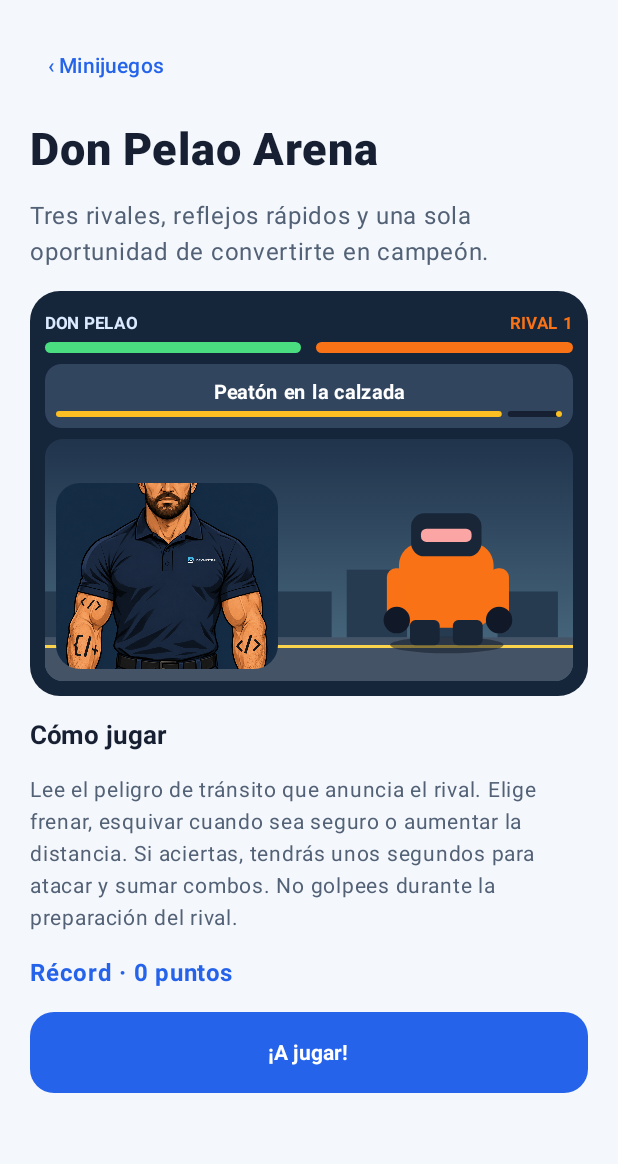
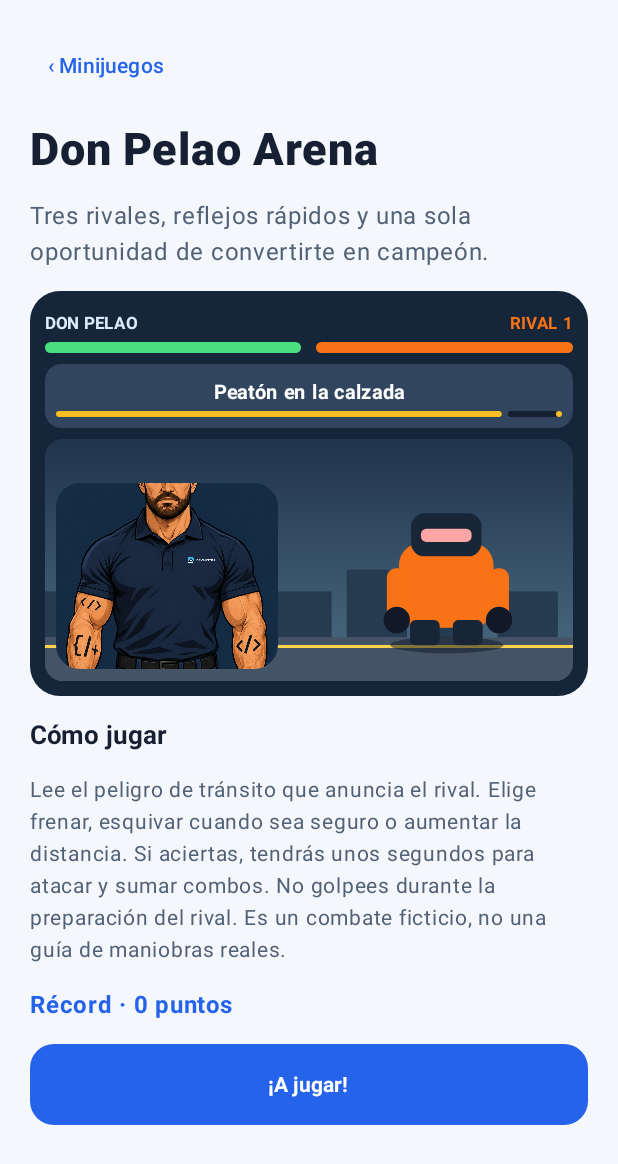
Before and after one commit to lastvyandy/VialApp, an Android app built with Jetpack Compose: the composable PelaoArenaScreen called with empty values, on a phone screen of 412 x 824 dp. Shown: the top 1164 px of the screen. Run offline under Robolectric (Android 15) with nearby library versions, the phone set to English and light mode, and no system bars.

Commit message:
polish arcade pause handling and reuse record identifiers

```diff
--- a/app/src/main/java/cl/vialapp/app/ui/games/arcade/ArcadeSession.kt
+++ b/app/src/main/java/cl/vialapp/app/ui/games/arcade/ArcadeSession.kt
@@ -125,11 +125,11 @@ internal fun <S : ArcadeFrame> ArcadeSession(
     }
 
     if (exitDialog) AlertDialog(
-        onDismissRequest = { exitDialog = false },
+        onDismissRequest = { exitDialog = false; paused = false },
         title = { Text("¿Abandonar partida?") },
         text = { Text("Esta partida no se guardará.") },
         confirmButton = { TextButton(onClick = onBack) { Text("Salir") } },
-        dismissButton = { TextButton(onClick = { exitDialog = false }) { Text("Seguir jugando") } }
+        dismissButton = { TextButton(onClick = { exitDialog = false; paused = false }) { Text("Seguir jugando") } }
     )
 
     when (phase) {
--- a/app/src/main/java/cl/vialapp/app/ui/games/arcade/AutoWorkshopScreen.kt
+++ b/app/src/main/java/cl/vialapp/app/ui/games/arcade/AutoWorkshopScreen.kt
@@ -20,13 +20,14 @@ import androidx.compose.ui.graphics.drawscope.scale
 import androidx.compose.ui.input.pointer.pointerInput
 import androidx.compose.ui.text.font.FontWeight
 import androidx.compose.ui.unit.dp
+import cl.vialapp.app.data.games.GameProgressStore
 import androidx.compose.ui.unit.sp
 import kotlin.math.hypot
 
 @Composable
 fun AutoWorkshopScreen(userKey: String, onBack: () -> Unit) {
     ArcadeSession(
-        userKey = userKey, gameId = "auto_workshop", title = "Taller del Auto",
+        userKey = userKey, gameId = GameProgressStore.AUTO_WORKSHOP, title = "Taller del Auto",
         subtitle = "Inspecciona cuatro fallas del vehículo antes de que se acabe el tiempo.",
         rules = "La zona defectuosa se señala en rojo. Toca esa parte del auto y después elige la herramienta adecuada. Una selección incorrecta te cuesta una vida. Es una simulación de diagnóstico: no realiza reparaciones reales.",
         duration = WorkshopEngine.TIME, create = { WorkshopEngine() }, onBack = onBack,
--- a/app/src/main/java/cl/vialapp/app/ui/games/arcade/CarvierDriveScreen.kt
+++ b/app/src/main/java/cl/vialapp/app/ui/games/arcade/CarvierDriveScreen.kt
@@ -20,12 +20,13 @@ import androidx.compose.ui.graphics.drawscope.DrawScope
 import androidx.compose.ui.graphics.drawscope.scale
 import androidx.compose.ui.input.pointer.pointerInput
 import androidx.compose.ui.unit.dp
+import cl.vialapp.app.data.games.GameProgressStore
 import kotlin.math.abs
 
 @Composable
 fun CarvierDriveScreen(userKey: String, onBack: () -> Unit) {
     ArcadeSession(
-        userKey = userKey, gameId = "carvier_drive", title = "Carvier al volante",
+        userKey = userKey, gameId = GameProgressStore.CARVIER_DRIVE, title = "Carvier al volante",
         subtitle = "Una carretera, tres carriles y 65 segundos para llegar a la meta.",
         rules = "Desliza o usa los botones para cambiar de carril. Evita autos y conos, recoge monedas y reduce la velocidad cuando aparezca una zona escolar. Tienes tres vidas.",
         duration = DriveEngine.TIME, create = { DriveEngine() }, onBack = onBack,
--- a/app/src/main/java/cl/vialapp/app/ui/games/arcade/PelaoArenaScreen.kt
+++ b/app/src/main/java/cl/vialapp/app/ui/games/arcade/PelaoArenaScreen.kt
@@ -22,6 +22,7 @@ import androidx.compose.ui.res.painterResource
 import androidx.compose.ui.text.font.FontWeight
 import androidx.compose.ui.text.style.TextAlign
 import androidx.compose.ui.unit.dp
+import cl.vialapp.app.data.games.GameProgressStore
 import androidx.compose.ui.unit.sp
 import cl.vialapp.app.R
 import kotlin.math.sin
@@ -29,9 +30,9 @@ import kotlin.math.sin
 @Composable
 fun PelaoArenaScreen(userKey: String, onBack: () -> Unit) {
     ArcadeSession(
-        userKey = userKey, gameId = "pelao_arena", title = "Don Pelao Arena",
+        userKey = userKey, gameId = GameProgressStore.PELAO_ARENA, title = "Don Pelao Arena",
         subtitle = "Tres rivales, reflejos rápidos y una sola oportunidad de convertirte en campeón.",
-        rules = "Lee el peligro de tránsito que anuncia el rival. Elige frenar, esquivar cuando sea seguro o aumentar la distancia. Si aciertas, tendrás unos segundos para atacar y sumar combos. No golpees durante la preparación del rival.",
+        rules = "Lee el peligro de tránsito que anuncia el rival. Elige frenar, esquivar cuando sea seguro o aumentar la distancia. Si aciertas, tendrás unos segundos para atacar y sumar combos. No golpees durante la preparación del rival. Es un combate ficticio, no una guía de maniobras reales.",
         duration = FightEngine.TIME, create = { FightEngine() }, onBack = onBack,
         scene = { frame, modifier, _, _ -> FightScene(frame, modifier) },
         controls = { frame, enabled, act ->
```
